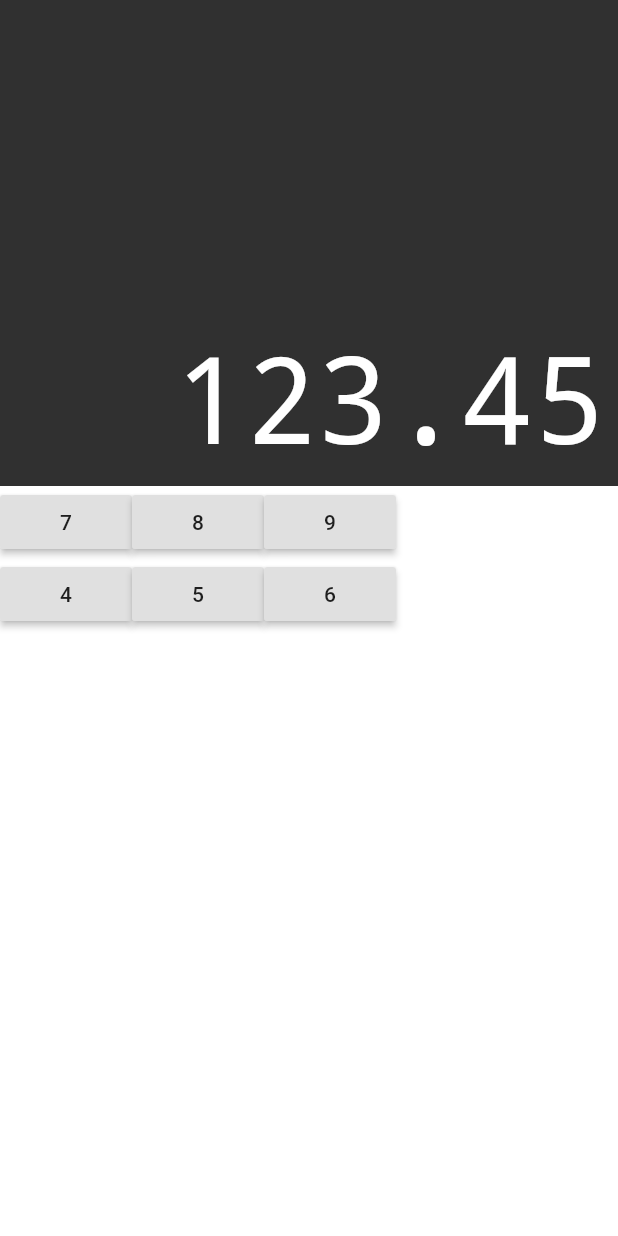
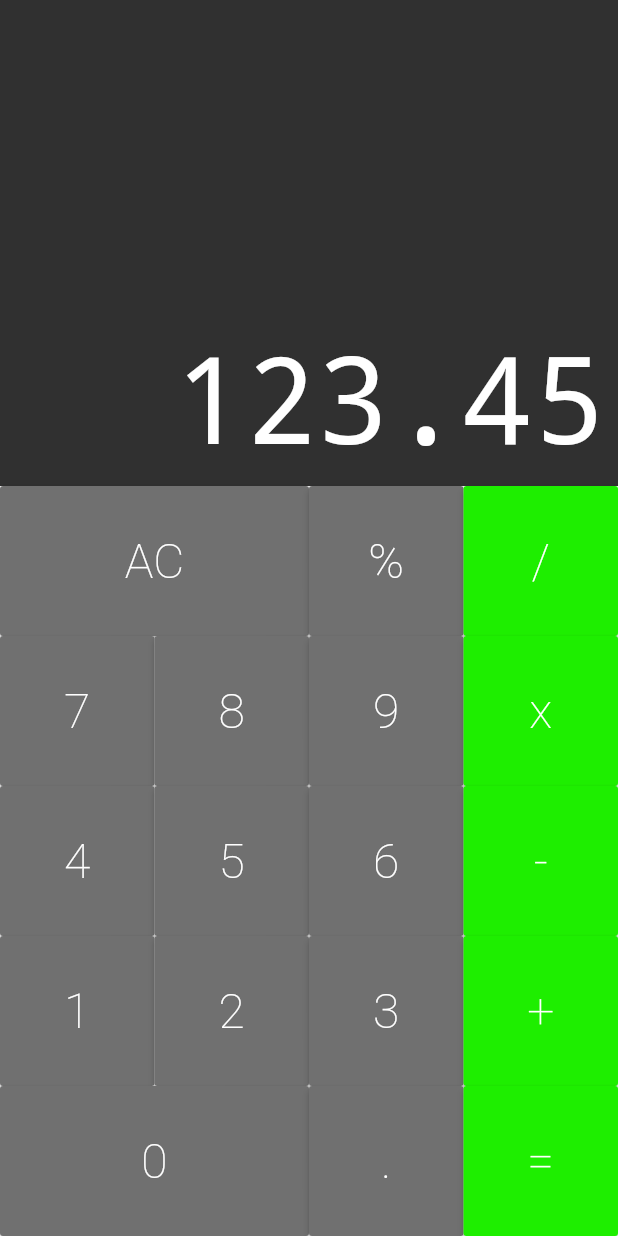
Before and after one commit to PauloAlves8039/flutter_calculadora, a Flutter app: the screen it shows after launch, on a phone screen of 412 x 824 dp. Run offline on Flutter 3.47's test engine with Material 2 defaults, Android fonts, the phone set to English and light mode, and no system bars; drawn by our look-alikes of auto_size_text.

Commit message:
Ajustando elementos do teclado

```diff
--- a/lib/components/button.dart
+++ b/lib/components/button.dart
@@ -1,16 +1,48 @@
 import 'package:flutter/material.dart';
 
 class Button extends StatelessWidget {
+  static const DARK = Color.fromRGBO(82, 82, 82, 1);
+  static const DEFAULT = Color.fromRGBO(112, 112, 112, 1);
+  static const OPERATION = Color.fromRGBO(30, 238, 0, 1);
+
   final String text;
+  final bool big;
+  final Color color;
+
   Button({
     @required this.text,
+    this.big = false,
+    this.color = DEFAULT,
+  });
+
+  Button.big({
+    @required this.text,
+    this.big = true,
+    this.color = DEFAULT,
+  });
+
+  Button.opration({
+    @required this.text,
+    this.big = false,
+    this.color = OPERATION,
   });
 
   @override
   Widget build(BuildContext context) {
-    return RaisedButton(
-      child: Text(text),
-      onPressed: () {},
+    return Expanded(
+      flex: big ? 2 : 1,
+      child: RaisedButton(
+        color: this.color,
+        child: Text(
+          text,
+          style: TextStyle(
+            color: Colors.white,
+            fontSize: 32,
+            fontWeight: FontWeight.w200,
+          ),
+        ),
+        onPressed: () {},
+      ),
     );
   }
 }
--- a/lib/components/button_row.dart
+++ b/lib/components/button_row.dart
@@ -7,8 +7,12 @@ class ButtonRow extends StatelessWidget {
 
   @override
   Widget build(BuildContext context) {
-    return Row(
-      children: buttons,
+    return Expanded(
+      flex: 1,
+      child: Row(
+        crossAxisAlignment: CrossAxisAlignment.stretch,
+        children: buttons,
+      ),
     );
   }
 }
--- a/lib/components/keyboard.dart
+++ b/lib/components/keyboard.dart
@@ -10,14 +10,32 @@ class Keyboard extends StatelessWidget {
       child: Column(
         children: <Widget>[
           ButtonRow([
+            Button.big(text: "AC"),
+            Button(text: "%"),
+            Button.opration(text: "/"),
+          ]),
+          ButtonRow([
             Button(text: "7"),
             Button(text: "8"),
             Button(text: "9"),
+            Button.opration(text: "x"),
           ]),
           ButtonRow([
             Button(text: "4"),
             Button(text: "5"),
             Button(text: "6"),
+            Button.opration(text: "-"),
+          ]),
+          ButtonRow([
+            Button(text: "1"),
+            Button(text: "2"),
+            Button(text: "3"),
+            Button.opration(text: "+"),
+          ]),
+          ButtonRow([
+            Button.big(text: "0"),
+            Button(text: "."),
+            Button.opration(text: "="),
           ]),
         ],
       ),
```
